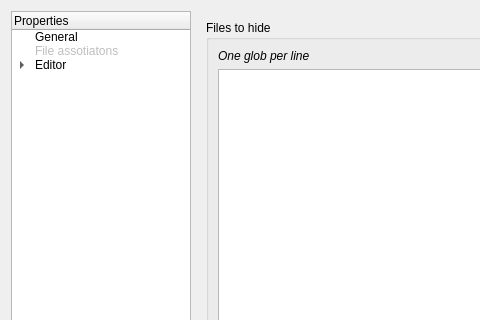
Before: the Qt Designer form mks/ui/UISettings.ui in andreikop/enki, drawn with Qt 5; both pictures show x 0 to 480 and y 0 to 320 of the 669 by 711 pixel window.
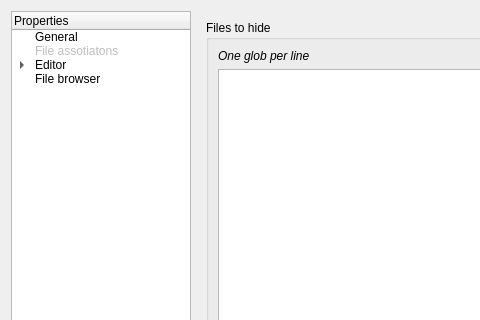
After: the same form once the commit is applied. Custom widgets are drawn as their Qt base class.

Commit message: Fixed File Browser item position

Patch:
```diff
--- a/mks/ui/UISettings.ui
+++ b/mks/ui/UISettings.ui
@@ -125,11 +125,11 @@
         </property>
        </item>
       </item>
+     </item>
       <item>
        <property name="text">
         <string>File browser</string>
        </property>
-      </item>
      </item>
     </widget>
    </item>
```
Lines whose indentation alone changed are shown as unchanged.
